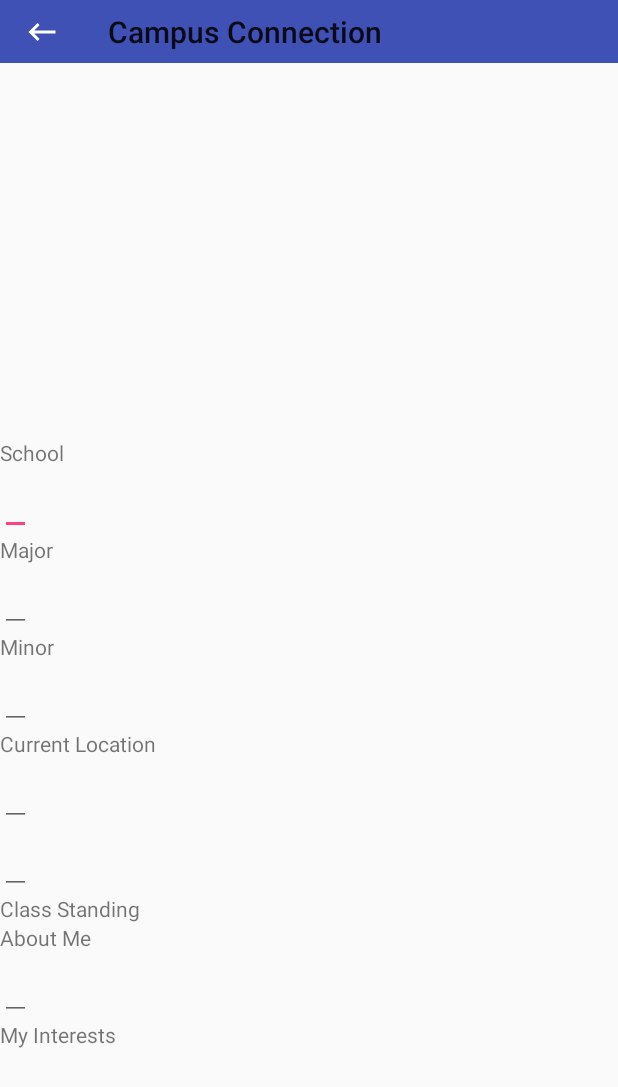
After one commit to amandamc72/CC_Android, an Android app: the EditProfileActivity screen opened directly, with no data from a screen before it, on a phone screen of 412 x 824 dp. The commit adds this screen. Shown: the top 1087 px of the screen. Run offline under Robolectric (Android 15) with nearby library versions, the phone set to English and light mode, and no system bars; 6 statements that could not run were skipped.

Commit message:
Edit profile template

```diff
--- a/app/src/main/AndroidManifest.xml
+++ b/app/src/main/AndroidManifest.xml
@@ -29,6 +29,7 @@
         <activity android:name=".ProfileActivity" />
         <activity android:name=".SearchActivity" />
         <activity android:name=".SettingsActivity" />
+        <activity android:name=".EditProfileActivity"></activity>
     </application>
 
 </manifest>
--- /dev/null
+++ b/app/src/main/java/com/campusconnection/EditProfileActivity.java
@@ -0,0 +1,130 @@
+package com.campusconnection;
+
+import android.support.v7.app.AppCompatActivity;
+import android.os.Bundle;
+import android.support.v7.widget.Toolbar;
+import android.view.View;
+import android.widget.EditText;
+import android.widget.GridView;
+
+import com.campusconnection.model.GenericResponse;
+import com.campusconnection.model.MemberResponse;
+import com.campusconnection.rest.ApiClient;
+import com.campusconnection.rest.ApiInterface;
+import com.campusconnection.views.ProfileInterestTags;
+
+import java.util.ArrayList;
+import java.util.Arrays;
+import java.util.List;
+
+import retrofit2.Call;
+import retrofit2.Callback;
+import retrofit2.Response;
+
+public class EditProfileActivity extends AppCompatActivity {
+
+    private EditText mEditSchool;
+    private EditText mEditMajor;
+    private EditText mEditMinor;
+    private EditText mEditLocation;
+    private EditText mEditStanding;
+    private EditText mEditAbout;
+    private ProfileInterestTags mEditTags;
+    private MemberResponse mCurrentMember;
+
+    @Override
+    protected void onCreate(Bundle savedInstanceState) {
+        super.onCreate(savedInstanceState);
+        setContentView(R.layout.activity_edit_profile);
+        Toolbar toolbar = (Toolbar) findViewById(R.id.editProfileToolbar);
+        setSupportActionBar(toolbar);
+        toolbar.setNavigationIcon(R.drawable.ic_nav_back);
+
+        toolbar.setNavigationOnClickListener(new View.OnClickListener() {
+            @Override
+            public void onClick(View v) {
+                onBackPressed();
+            }
+        });
+
+        mEditSchool = (EditText) findViewById(R.id.editSchoolText);
+        mEditMajor = (EditText) findViewById(R.id.editMajorText);
+        mEditMinor = (EditText) findViewById(R.id.editMinorText);
+        mEditLocation = (EditText) findViewById(R.id.editLocation);
+        mEditStanding = (EditText) findViewById(R.id.editStandingText);
+        mEditAbout = (EditText) findViewById(R.id.editAboutText);
+        mEditTags = (ProfileInterestTags) findViewById(R.id.editInterests);
+
+
+        mCurrentMember = getCurrentProfileData();
+
+        if (findViewById(R.id.gridFragmentContainer) != null) {
+
+            // so we don't end up with overlapping fragments.
+            if (savedInstanceState != null) {
+                return;
+            }
+
+//            AddPicturesFragment addPicturesFragment = new AddPicturesFragment().newInstance(mCurrentMember.getAllPics());
+//
+//            getSupportFragmentManager().beginTransaction()
+//                    .add(R.id.memberViewFragmentContainer, addPicturesFragment).commit();
+        }
+
+        mEditSchool.setText(mCurrentMember.getSchool());
+        mEditMajor.setText(mCurrentMember.getMajor());
+        mEditMinor.setText(mCurrentMember.getMinor());
+        mEditLocation.setText(mCurrentMember.getCity() + ", " + mCurrentMember.getState());
+        mEditAbout.setText(mCurrentMember.getAbout());
+        mEditTags.setTags(mCurrentMember.getInterests());
+    }
+
+    @Override
+    public void onPause() {
+        super.onPause();
+        saveProfile();
+    }
+
+
+    @Override
+    public void onBackPressed() {
+        saveProfile();
+    }
+
+    public MemberResponse getCurrentProfileData() {
+        if(getIntent() != null) {
+            Bundle extras = getIntent().getExtras();
+            if (extras != null) {
+                return (MemberResponse) extras.getParcelable("memberResponse");
+            }
+        }
+        return null;
+    }
+
+    public void saveProfile() {
+//        List<String> newTags = Arrays.asList(mEditTags.getTags());
+//        String [] keepEmSeparated = mEditLocation.getText().toString().split(","); //TODO validate that comma
+//        ApiInterface apiService = ApiClient.getClient().create(ApiInterface.class);
+//        MemberResponse updatedMember = new MemberResponse(mEditSchool.getText().toString(),
+//                mEditMajor.getText().toString(),
+//                mEditMinor.getText().toString(),
+//                keepEmSeparated[0].trim(),
+//                keepEmSeparated[1].trim(),
+//                mEditStanding.getText().toString(),
+//                mEditAbout.getText().toString(),
+//                newTags);
+//        Call<GenericResponse> call = apiService.updateProfile(mCurrentMember.getId(), updatedMember);
+//
+//        call.enqueue(new Callback<GenericResponse>() {
+//            @Override
+//            public void onResponse(Call<GenericResponse> call, Response<GenericResponse> response) {
+//
+//            }
+//
+//            @Override
+//            public void onFailure(Call<GenericResponse> call, Throwable t) {
+//
+//            }
+//        });
+    }
+}
--- a/app/src/main/java/com/campusconnection/rest/ApiInterface.java
+++ b/app/src/main/java/com/campusconnection/rest/ApiInterface.java
@@ -48,4 +48,7 @@ public interface ApiInterface {
     @POST("swipe")
     Call<GenericResponse> addSwipe(@Body SwipeRequest swipe);
 
+    @PUT("profile/{id}")
+    Call<GenericResponse> updateProfile(@Path("id") int id, @Body MemberResponse updatedMember);
+
 }
--- /dev/null
+++ b/app/src/main/res/layout/activity_edit_profile.xml
@@ -0,0 +1,127 @@
+<?xml version="1.0" encoding="utf-8"?>
+<RelativeLayout xmlns:android="http://schemas.android.com/apk/res/android"
+    xmlns:app="http://schemas.android.com/apk/res-auto"
+    xmlns:tools="http://schemas.android.com/tools"
+    android:layout_width="match_parent"
+    android:layout_height="match_parent"
+    tools:context="com.campusconnection.EditProfileActivity">
+
+
+    <android.support.v7.widget.Toolbar
+        android:id="@+id/editProfileToolbar"
+        android:layout_width="match_parent"
+        android:layout_height="42dp"
+        android:layout_alignParentLeft="true"
+        android:layout_alignParentStart="true"
+        android:layout_alignParentTop="true"
+        android:background="?attr/colorPrimary"
+        android:minHeight="?attr/actionBarSize"
+        android:theme="?attr/actionBarTheme" />
+
+    <ScrollView
+        android:layout_width="match_parent"
+        android:layout_height="match_parent"
+        android:layout_below="@+id/editProfileToolbar"
+        android:fillViewport="true">
+
+
+        <LinearLayout
+            android:layout_width="match_parent"
+            android:layout_height="wrap_content"
+            android:orientation="vertical">
+
+            <FrameLayout
+                android:layout_width="match_parent"
+                android:layout_height="250dp"
+                android:id="@+id/gridFragmentContainer"/>
+
+            <TextView
+                android:id="@+id/editSchoolTextLabel"
+                android:layout_width="wrap_content"
+                android:layout_height="wrap_content"
+                android:text="@string/label_school"/>
+
+            <EditText
+                android:id="@+id/editSchoolText"
+                android:inputType="text"
+                android:layout_width="wrap_content"
+                android:layout_height="wrap_content" />
+
+            <TextView
+                android:id="@+id/editMajorTextLabel"
+                android:layout_width="wrap_content"
+                android:layout_height="wrap_content"
+                android:text="@string/label_major"/>
+
+            <EditText
+                android:id="@+id/editMajorText"
+                android:inputType="text"
+                android:layout_width="wrap_content"
+                android:layout_height="wrap_content" />
+
+            <TextView
+                android:id="@+id/editMinorTextLabel"
+                android:layout_width="wrap_content"
+                android:layout_height="wrap_content"
+                android:text="@string/label_minor"/>
+
+            <EditText
+                android:id="@+id/editMinorText"
+                android:inputType="text"
+                android:layout_width="wrap_content"
+                android:layout_height="wrap_content" />
+
+            <TextView
+                android:id="@+id/editLocationTextLabel"
+                android:layout_width="wrap_content"
+                android:layout_height="wrap_content"
+                android:text="@string/label_current_location"/>
+
+            <EditText
+                android:id="@+id/editLocation"
+                android:inputType="text"
+                android:layout_width="wrap_content"
+                android:layout_height="wrap_content" />
+
+            <EditText
+                android:id="@+id/editStandingText"
+                android:inputType="text"
+                android:layout_width="wrap_content"
+                android:layout_height="wrap_content" />
+
+            <TextView
+                android:id="@+id/editStandingTextLabel"
+                android:layout_width="wrap_content"
+                android:layout_height="wrap_content"
+                android:text="@string/label_class_standing"/>
+
+            <TextView
+                android:id="@+id/editAboutTextLabel"
+                android:layout_width="wrap_content"
+                android:layout_height="wrap_content"
+                android:text="@string/label_about_me"/>
+
+            <EditText
+                android:id="@+id/editAboutText"
+                android:inputType="text"
+                android:layout_width="wrap_content"
+                android:layout_height="wrap_content" />
+
+
+            <TextView
+                android:id="@+id/editInterestsTextLabel"
+                android:layout_width="wrap_content"
+                android:layout_height="wrap_content"
+                android:text="@string/label_my_interests"/>
+
+
+            <com.campusconnection.views.ProfileInterestTags
+                android:id="@+id/editInterests"
+                style="@style/TagGroup"
+                atg_isAppendMode="true" />
+
+        </LinearLayout>
+
+    </ScrollView>
+
+</RelativeLayout>
--- /dev/null
+++ b/app/src/main/res/layout/gridview_image.xml
@@ -0,0 +1,4 @@
+<?xml version="1.0" encoding="utf-8"?>
+<ImageView xmlns:android="http://schemas.android.com/apk/res/android"
+    android:layout_width="match_parent"
+    android:layout_height="match_parent"/>
--- a/app/src/main/res/layout/nav_header.xml
+++ b/app/src/main/res/layout/nav_header.xml
@@ -14,7 +14,7 @@
 
     <de.hdodenhof.circleimageview.CircleImageView
         xmlns:app="http://schemas.android.com/apk/res-auto"
-        android:id="@+id/my_info"
+        android:id="@+id/my_info_nav_header_pic"
         android:layout_width="96dp"
         android:layout_height="96dp"
         android:src="@android:drawable/sym_def_app_icon"
--- a/app/src/main/res/values/strings.xml
+++ b/app/src/main/res/values/strings.xml
@@ -53,6 +53,10 @@
     <string name="label_about">About</string>
     <string name="label_curr_courses">Current Courses</string>
     <string name="label_interests">Interests</string>
+    <string name="label_current_location">Current Location</string>
+    <string name="label_class_standing">Class Standing</string>
+    <string name="label_about_me">About Me</string>
+    <string name="label_my_interests">My Interests</string>
 
     <!--Search Strings-->
     <string name="label_search_title">Enter Search Criteria</string>
```
Also changed, not shown: app/src/main/java/com/campusconnection/AddPicturesFragment.java (added, +104 -0 lines), app/src/main/java/com/campusconnection/GridViewAdapter.java (added, +46 -0 lines), app/src/main/java/com/campusconnection/ListActivity.java (+23 -18 lines), app/src/main/java/com/campusconnection/ProfileActivity.java (+28 -2 lines), app/src/main/java/com/campusconnection/model/MemberResponse.java (+93 -1 lines), app/src/main/res/layout/fragment_add_pictures.xml (added, +18 -0 lines), app/src/main/res/menu/edit_action_bar.xml (added, +10 -0 lines).
